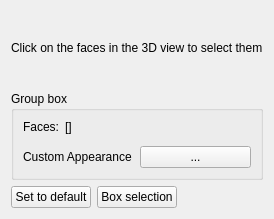
Old version of the form src/Mod/Part/Gui/TaskFaceAppearances.ui in the repository southseact-3d/fcd.
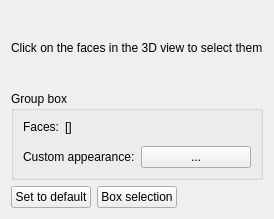
New version of the form. Custom widgets are drawn as their Qt base class.

Commit message: Material: Change "Custom Appearance" to sentence case in ui files

Diff of the .ui file:
```diff
--- a/src/Mod/Part/Gui/TaskFaceAppearances.ui
+++ b/src/Mod/Part/Gui/TaskFaceAppearances.ui
@@ -70,7 +70,7 @@
         <item row="0" column="0">
          <widget class="QLabel" name="labelCustomAppearance">
           <property name="text">
-           <string>Custom Appearance</string>
+           <string>Custom appearance:</string>
           </property>
          </widget>
         </item>
```
The commit also changes 1 other file.
